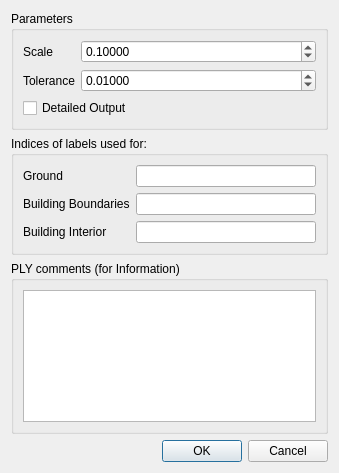
Above: Polyhedron/demo/Polyhedron/Plugins/Point_set/Level_of_detail_plugin.ui from rikba/cgal-public-dev before the change. Below: the same form after it.
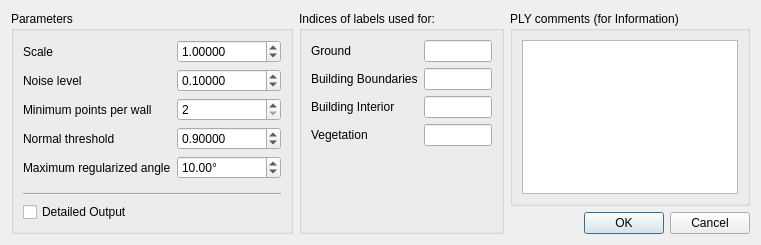
That is the form after the change.

Commit message: Improve plugin / widget

Diff of the .ui file:
```diff
--- a/Polyhedron/demo/Polyhedron/Plugins/Point_set/Level_of_detail_plugin.ui
+++ b/Polyhedron/demo/Polyhedron/Plugins/Point_set/Level_of_detail_plugin.ui
@@ -6,20 +6,20 @@
    <rect>
     <x>0</x>
     <y>0</y>
-    <width>339</width>
-    <height>473</height>
+    <width>761</width>
+    <height>245</height>
    </rect>
   </property>
   <property name="windowTitle">
    <string>Level of Detail</string>
   </property>
-  <layout class="QVBoxLayout" name="verticalLayout_4">
+  <layout class="QHBoxLayout" name="horizontalLayout">
    <item>
     <widget class="QGroupBox" name="groupBox">
      <property name="title">
       <string>Parameters</string>
      </property>
-     <layout class="QVBoxLayout" name="verticalLayout_3">
+     <layout class="QVBoxLayout" name="verticalLayout_4">
       <item>
        <layout class="QFormLayout" name="formLayout">
         <property name="fieldGrowthPolicy">
@@ -47,14 +47,14 @@
            <double>0.010000000000000</double>
           </property>
           <property name="value">
-           <double>0.100000000000000</double>
+           <double>1.000000000000000</double>
           </property>
          </widget>
         </item>
         <item row="1" column="0">
          <widget class="QLabel" name="toleranceLabel">
           <property name="text">
-           <string>Tolerance</string>
+           <string>Noise level</string>
           </property>
          </widget>
         </item>
@@ -73,12 +73,82 @@
            <double>0.010000000000000</double>
           </property>
           <property name="value">
+           <double>0.100000000000000</double>
+          </property>
+         </widget>
+        </item>
+        <item row="2" column="0">
+         <widget class="QLabel" name="minimumPointsPerWallLabel">
+          <property name="text">
+           <string>Minimum points per wall</string>
+          </property>
+         </widget>
+        </item>
+        <item row="3" column="0">
+         <widget class="QLabel" name="normalThresholdLabel">
+          <property name="text">
+           <string>Normal threshold</string>
+          </property>
+         </widget>
+        </item>
+        <item row="3" column="1">
+         <widget class="QDoubleSpinBox" name="normalThresholdDoubleSpinBox">
+          <property name="decimals">
+           <number>5</number>
+          </property>
+          <property name="minimum">
+           <double>0.000010000000000</double>
+          </property>
+          <property name="maximum">
+           <double>1.000000000000000</double>
+          </property>
+          <property name="singleStep">
            <double>0.010000000000000</double>
           </property>
+          <property name="value">
+           <double>0.900000000000000</double>
+          </property>
+         </widget>
+        </item>
+        <item row="4" column="0">
+         <widget class="QLabel" name="maximumRegularizedAngleLabel">
+          <property name="text">
+           <string>Maximum regularized angle</string>
+          </property>
+         </widget>
+        </item>
+        <item row="4" column="1">
+         <widget class="QDoubleSpinBox" name="maximumRegularizedAngleDoubleSpinBox">
+          <property name="suffix">
+           <string>°</string>
+          </property>
+          <property name="maximum">
+           <double>45.000000000000000</double>
+          </property>
+          <property name="value">
+           <double>10.000000000000000</double>
+          </property>
+         </widget>
+        </item>
+        <item row="2" column="1">
+         <widget class="QSpinBox" name="minimumPointsPerWallSpinBox">
+          <property name="minimum">
+           <number>2</number>
+          </property>
+          <property name="maximum">
+           <number>10000</number>
+          </property>
          </widget>
         </item>
        </layout>
       </item>
+      <item>
+       <widget class="Line" name="line_3">
+        <property name="orientation">
+         <enum>Qt::Horizontal</enum>
+        </property>
+       </widget>
+      </item>
       <item>
        <widget class="QCheckBox" name="detailedOutput">
         <property name="text">
@@ -97,6 +167,9 @@
      <layout class="QVBoxLayout" name="verticalLayout_2">
       <item>
        <layout class="QFormLayout" name="formLayout_2">
+        <property name="fieldGrowthPolicy">
+         <enum>QFormLayout::AllNonFixedFieldsGrow</enum>
+        </property>
         <item row="0" column="0">
          <widget class="QLabel" name="groundLabel">
           <property name="text">
@@ -139,11 +212,23 @@
           </property>
          </widget>
         </item>
+        <item row="3" column="0">
+         <widget class="QLabel" name="vegetationLabel">
+          <property name="text">
+           <string>Vegetation</string>
+          </property>
+         </widget>
+        </item>
+        <item row="3" column="1">
+         <widget class="QLineEdit" name="vegetationLineEdit"/>
+        </item>
        </layout>
       </item>
      </layout>
     </widget>
    </item>
+   <item>
+    <layout class="QVBoxLayout" name="verticalLayout_3">
    <item>
     <widget class="QGroupBox" name="groupBox_3">
      <property name="title">
@@ -169,6 +254,8 @@
       <set>QDialogButtonBox::Cancel|QDialogButtonBox::Ok</set>
      </property>
     </widget>
+     </item>
+    </layout>
    </item>
   </layout>
  </widget>
```
Left out of the diff: 4 changed lines with no effect on the pictures. Lines whose indentation alone changed are shown as unchanged. The commit also changes 1 other file.
